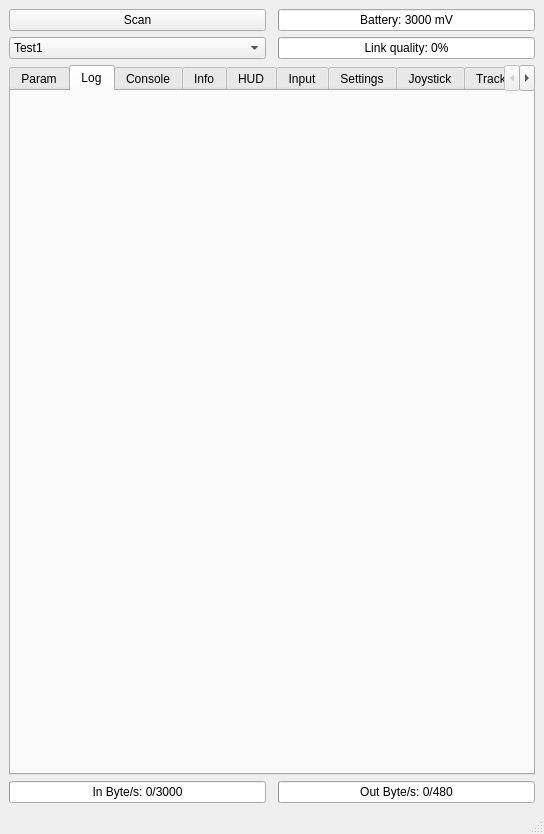
Qt form src/crazyflieROS/ui/driverGUI.ui (omwdunkley/crazyflieROS) before a commit.
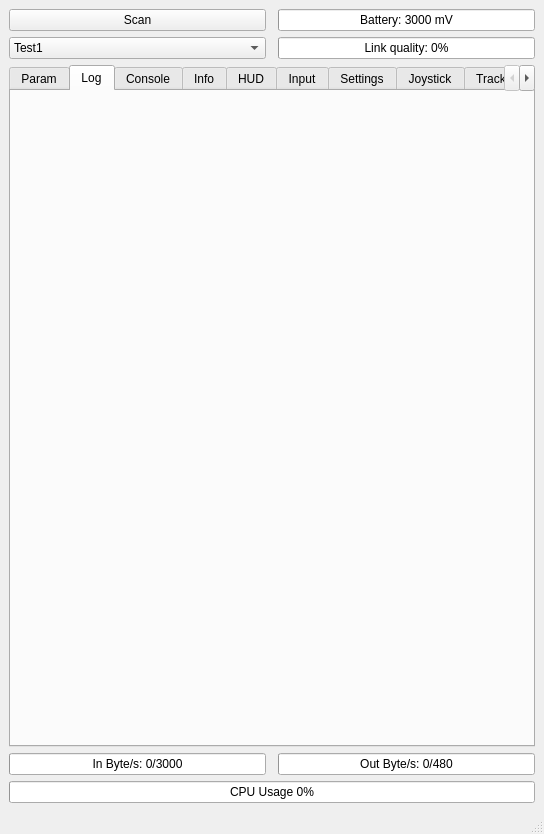
The same form after that commit. The open tabs and pages were chosen to show the change.

Commit message: added cpu usages, fixed bug where specific group names (eg sys) would cause problems when being dynamically evaluated as it is an inbuilt name

```diff
--- a/src/crazyflieROS/ui/driverGUI.ui
+++ b/src/crazyflieROS/ui/driverGUI.ui
@@ -1377,6 +1377,19 @@
       </widget>
      </widget>
     </item>
+    <item row="4" column="0" colspan="3">
+     <widget class="QProgressBar" name="progressbar_cpu">
+      <property name="value">
+       <number>0</number>
+      </property>
+      <property name="invertedAppearance">
+       <bool>false</bool>
+      </property>
+      <property name="format">
+       <string>CPU Usage %p%</string>
+      </property>
+     </widget>
+    </item>
    </layout>
   </widget>
   <widget class="QMenuBar" name="menubar">
```
Left out of the diff: 264 changed lines with no effect on the pictures. The commit also changes 28 other files.
